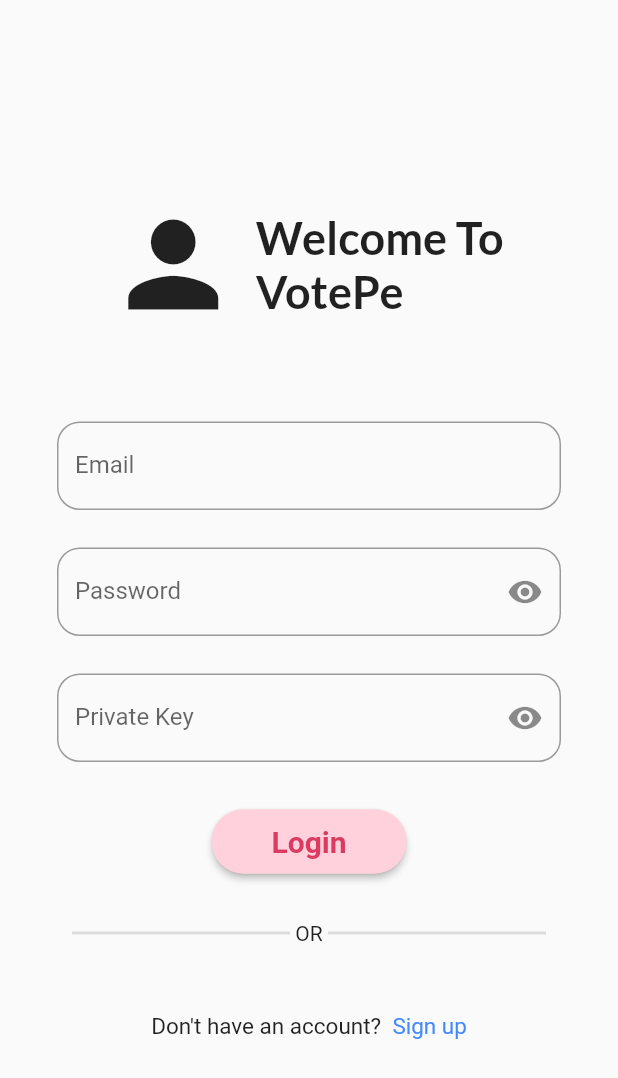
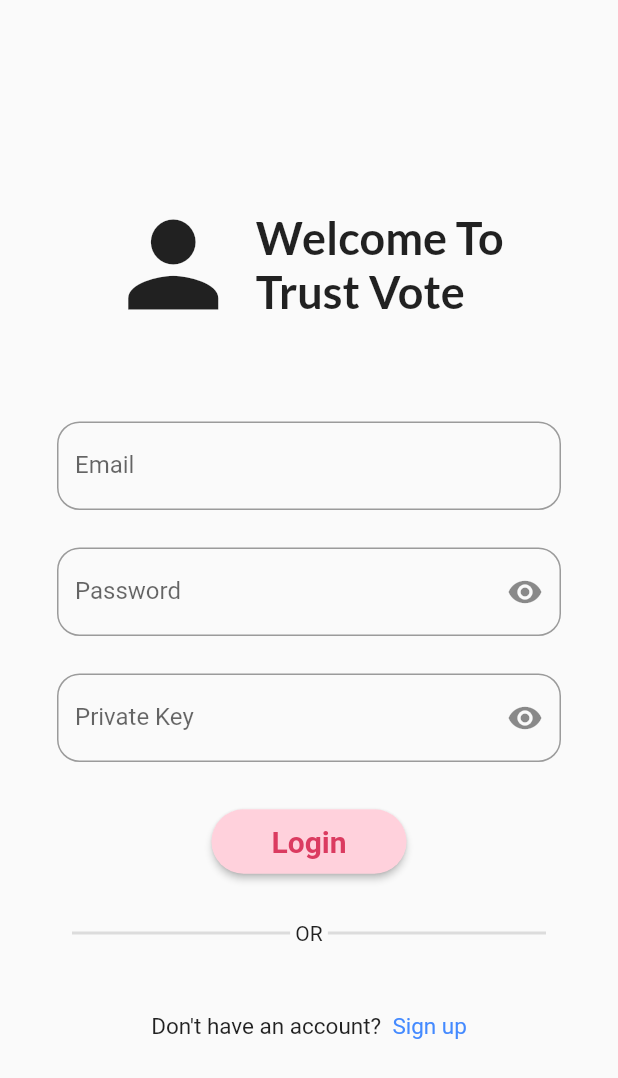
Before and after one commit to manavverma023/Trust-Vote-Dapp, a Flutter app: the screen it shows after launch, on a phone screen of 412 x 824 dp. Shown: the top 1078 px of the screen. Run offline on Flutter 3.47's test engine with Material 2 defaults, Android fonts, the phone set to English and light mode, and no system bars; our stand-ins replace animated_text_kit, cached_network_image, cloud_firestore, csv, file_picker, firebase_auth and 4 more; missing offline and left inert: clipboard, web3dart; accounts and stored records are empty; Roboto replaces fonts that are missing (Times New Roman).

Commit message:
Update Login.dart

```diff
--- a/secure_vote/lib/Pages/Auth/Login.dart
+++ b/secure_vote/lib/Pages/Auth/Login.dart
@@ -61,7 +61,7 @@ class _LoginState extends State<Login> {
                         const Icon(Icons.person, size: 90),
                         const SizedBox(width: 10),
                         Text(
-                          'Welcome To \nVotePe',
+                          'Welcome To \nTrust Vote',
                           softWrap: true,
                           style: GoogleFonts.getFont("Lato",
                               fontSize: 30, fontWeight: FontWeight.bold),
```
